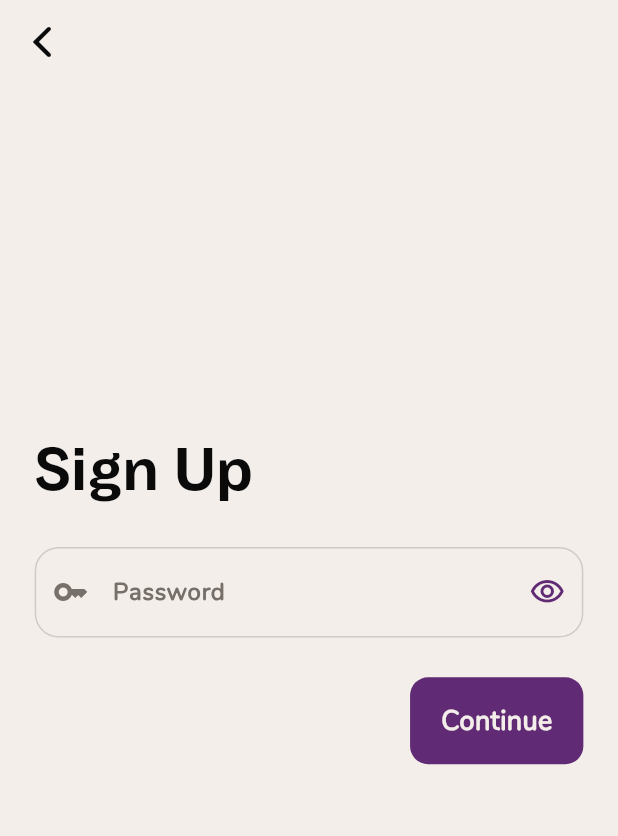
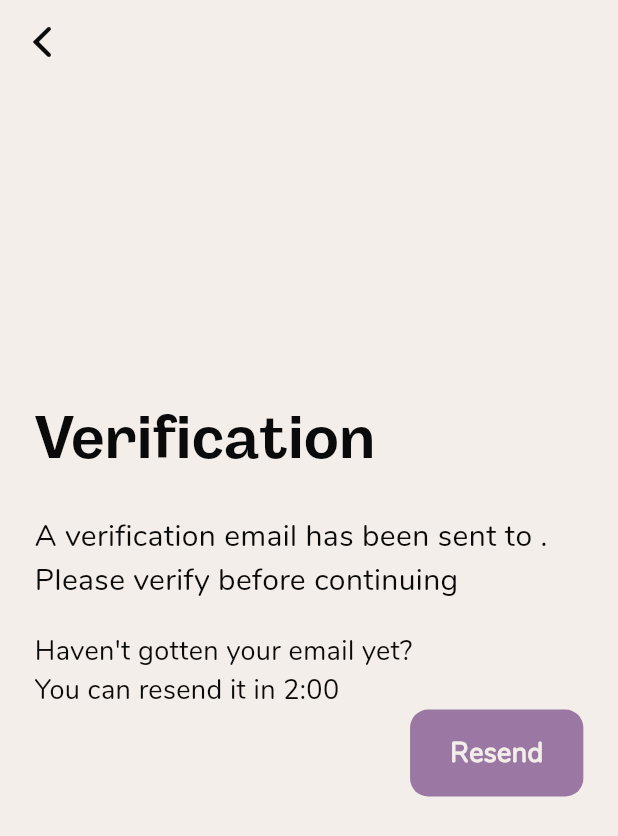
Before and after one commit to SyedAbdulNafay/AI-Chatbot, a Flutter app: the SignupPasswordPage screen opened directly, after a tap on "Continue", on a phone screen of 412 x 824 dp. Shown: the top 836 px of the screen. Run offline on Flutter 3.47's test engine with Material 3 defaults, Android fonts, the light colour scheme and no system bars; our stand-ins replace animated_text_kit, cloud_firestore, firebase_auth, firebase_core, flutter_svg, get and 1 more; accounts and stored records are empty.

Commit message:
integrated email verification when signing in with new email

```diff
--- a/lib/controllers/auth_controller.dart
+++ b/lib/controllers/auth_controller.dart
@@ -1,8 +1,12 @@
-import 'package:ai_chatbot/pages/signup/signup_password_page.dart';
+import 'dart:async';
+
 import 'package:flutter/material.dart';
 import 'package:cloud_firestore/cloud_firestore.dart';
 import 'package:firebase_auth/firebase_auth.dart';
 import 'package:get/get.dart';
+
+import '../pages/home_page.dart';
+import '../pages/signup/signup_password_page.dart';
 
 class AuthController extends GetxController {
   final FirebaseAuth _auth = FirebaseAuth.instance;
@@ -22,7 +26,18 @@ class AuthController extends GetxController {
   var isLoggingIn = false.obs;
   var isSigningIn = false.obs;
   var showPassword = false.obs;
+  var canResendEmail = false.obs;
+  var isEmailVerified = false.obs;
+  var countdown = 120.obs;
+  Timer? countdownTimer;
   var emailError = RxnString();
+
+  String get countdownFormatted {
+    int minutes = countdown.value ~/ 60;
+    int seconds = countdown.value % 60;
+
+    return '${minutes.toString().padLeft(1, '0')}:${seconds.toString().padLeft(2, '0')}';
+  }
 
   Future<void> verifyEmail() async {
     if (signupEmailFormKey.currentState!.validate()) {
@@ -52,11 +67,70 @@ class AuthController extends GetxController {
     }
   }
 
-  void verifyPassword() {
+  Future<void> verifyPassword() async {
     if (signupPasswordFormKey.currentState!.validate()) {
       debugPrint("approved");
-      _auth.sendSignInLinkToEmail(email: emailController.text, actionCodeSettings: actionCodeSettings)
+
+      isSigningIn.value = true;
+
+      try {
+        await _auth.createUserWithEmailAndPassword(
+            email: emailController.text.trim(),
+            password: passwordController.text.trim());
+
+        await sendVerificationEmail();
+      } catch (e) {
+        debugPrint("Error during signup: $e");
+      } finally {
+        isSigningIn.value = false;
+      }
     }
+  }
+
+  Future<void> sendVerificationEmail() async {
+    final user = _auth.currentUser;
+
+    if (user != null && !user.emailVerified) {
+      try {
+        await user.sendEmailVerification();
+        Get.snackbar(
+          "Verification Email Sent",
+          "A verification email has been sent to ${user.email}. Please verify before continuing",
+          snackPosition: SnackPosition.BOTTOM,
+        );
+        startCountdown();
+      } catch (e) {
+        debugPrint("Error sending verification email: $e");
+      }
+    }
+  }
+
+  void checkEmailVerified() {
+    Timer.periodic(const Duration(seconds: 5), (Timer timer) async {
+      await FirebaseAuth.instance.currentUser?.reload(); // Reload user data
+      isEmailVerified.value =
+          FirebaseAuth.instance.currentUser?.emailVerified ?? false;
+
+      if (isEmailVerified.value) {
+        timer.cancel(); // Stop polling
+        countdownTimer?.cancel();
+        Get.offAll(() => const HomePage()); // Navigate to the home screen
+      }
+    });
+  }
+
+  void startCountdown() {
+    countdown.value = 120;
+    canResendEmail.value = false;
+    countdownTimer?.cancel();
+    countdownTimer = Timer.periodic(const Duration(seconds: 1), (timer) {
+      if (countdown.value > 0) {
+        countdown.value--;
+      } else {
+        canResendEmail.value = true;
+        timer.cancel();
+      }
+    });
   }
 
   //validators
--- a/lib/main.dart
+++ b/lib/main.dart
@@ -1,11 +1,9 @@
-import 'package:ai_chatbot/firebase_options.dart';
-import 'package:ai_chatbot/pages/home_page.dart';
-import 'package:ai_chatbot/pages/login_page.dart';
-import 'package:ai_chatbot/pages/signup/signup_intro_page.dart';
 import 'package:firebase_core/firebase_core.dart';
 import 'package:flutter/material.dart';
 import 'package:get/get.dart';
 
+import 'firebase_options.dart';
+import 'pages/signup/signup_intro_page.dart';
 import 'services/theme.dart';
 
 Future<void> main() async {
--- a/lib/pages/home_page.dart
+++ b/lib/pages/home_page.dart
@@ -1,18 +1,19 @@
-import 'package:ai_chatbot/controllers/layout_controller.dart';
-import 'package:ai_chatbot/services/widgets/chat_card.dart';
-import 'package:ai_chatbot/services/widgets/gradient_text.dart';
-import 'package:ai_chatbot/services/widgets/tabs.dart';
+
 import 'package:flutter/material.dart';
 import 'package:get/get.dart';
 
 import '../controllers/home_controller.dart';
+import '../controllers/layout_controller.dart';
+import '../services/widgets/chat_card.dart';
+import '../services/widgets/gradient_text.dart';
+import '../services/widgets/tabs.dart';
 
 class HomePage extends StatelessWidget {
   const HomePage({super.key});
 
   @override
   Widget build(BuildContext context) {
-    final LayoutController layoutController = Get.put(LayoutController());
+    final LayoutController layoutController = Get.find();
     final HomeController homeController = Get.put(HomeController());
 
     return Scaffold(
--- a/lib/pages/login_page.dart
+++ b/lib/pages/login_page.dart
@@ -1,8 +1,8 @@
-import 'package:ai_chatbot/controllers/layout_controller.dart';
 import 'package:flutter/material.dart';
 import 'package:get/get.dart';
 
 import '../controllers/auth_controller.dart';
+import '../controllers/layout_controller.dart';
 import '../services/widgets/my_textfield.dart';
 import '../services/widgets/socials_button.dart';
 
--- a/lib/pages/signup/signup_email_page.dart
+++ b/lib/pages/signup/signup_email_page.dart
@@ -1,17 +1,18 @@
-import 'package:ai_chatbot/controllers/auth_controller.dart';
-import 'package:ai_chatbot/controllers/layout_controller.dart';
-import 'package:ai_chatbot/services/widgets/authen_button.dart';
-import 'package:ai_chatbot/services/widgets/my_textfield.dart';
 import 'package:flutter/cupertino.dart';
 import 'package:flutter/material.dart';
 import 'package:get/get.dart';
+
+import '../../controllers/auth_controller.dart';
+import '../../controllers/layout_controller.dart';
+import '../../services/widgets/authen_button.dart';
+import '../../services/widgets/my_textfield.dart';
 
 class SignupEmailPage extends StatelessWidget {
   const SignupEmailPage({super.key});
 
   @override
   Widget build(BuildContext context) {
-    final LayoutController layoutController = Get.put(LayoutController());
+    final LayoutController layoutController = Get.find();
     final AuthController authController = Get.put(AuthController());
 
     return Scaffold(
@@ -65,28 +66,8 @@ class SignupEmailPage extends StatelessWidget {
                             height: layoutController.responsiveHeight(
                                 32, screenHeight),
                           ),
-                          // Obx(() => MysTextfield(
-                          //       hintText: 'Password',
-                          //       prefixIcon: Icons.key,
-                          //       controller: authController.passwordController,
-                          //       validator: authController.passwordValidator,
-                          //       obscureText: !authController.showPassword.value,
-                          //       suffixIcon: GestureDetector(
-                          //         onTap: () {
-                          //           authController.showPassword.value =
-                          //               !authController.showPassword.value;
-                          //         },
-                          //         child: Icon(
-                          //           authController.showPassword.value
-                          //               ? Icons.visibility_off_outlined
-                          //               : Icons.visibility_outlined,
-                          //           color: Get.theme.colorScheme.primary,
-                          //         ),
-                          //       ),
-                          //       screenWidth: screenWidth,
-                          //       screenHeight: screenHeight,
-                          //     )),
                           Obx(() => AuthenButton(
+                                title: 'Continue',
                                 isLoading: authController.isSigningIn.value,
                                 screenWidth: screenWidth,
                                 screenHeight: screenHeight,
--- a/lib/pages/signup/signup_intro_page.dart
+++ b/lib/pages/signup/signup_intro_page.dart
@@ -1,10 +1,10 @@
-import 'package:ai_chatbot/pages/login_page.dart';
-import 'package:ai_chatbot/pages/signup/signup_email_page.dart';
 import 'package:flutter/material.dart';
 import 'package:get/get.dart';
 
 import '../../controllers/layout_controller.dart';
 import '../../services/widgets/socials_button.dart';
+import '../login_page.dart';
+import 'signup_email_page.dart';
 
 class SignupIntroPage extends StatelessWidget {
   const SignupIntroPage({super.key});
--- a/lib/pages/signup/signup_password_page.dart
+++ b/lib/pages/signup/signup_password_page.dart
@@ -1,6 +1,7 @@
 import 'package:flutter/cupertino.dart';
 import 'package:flutter/material.dart';
 import 'package:get/get.dart';
+import 'package:herbertai/pages/signup/signup_verification_page.dart';
 
 import '../../controllers/auth_controller.dart';
 import '../../controllers/layout_controller.dart';
@@ -12,8 +13,8 @@ class SignupPasswordPage extends StatelessWidget {
 
   @override
   Widget build(BuildContext context) {
-    final LayoutController layoutController = Get.put(LayoutController());
-    final AuthController authController = Get.put(AuthController());
+    final LayoutController layoutController = Get.find();
+    final AuthController authController = Get.find();
 
     return Scaffold(
       appBar: AppBar(
@@ -80,10 +81,18 @@ class SignupPasswordPage extends StatelessWidget {
                                 32, screenHeight),
                           ),
                           Obx(() => AuthenButton(
+                                title: "Continue",
                                 isLoading: authController.isSigningIn.value,
                                 screenWidth: screenWidth,
                                 screenHeight: screenHeight,
-                                onTap: () => authController.verifyPassword(),
+                                onTap: () async {
+                                  await authController.verifyPassword();
+                                  authController.checkEmailVerified();
+                                  Get.to(
+                                    () => const SignupVerificationPage(),
+                                    transition: Transition.rightToLeft,
+                                  );
+                                },
                               ))
                         ],
                       ))
--- /dev/null
+++ b/lib/pages/signup/signup_verification_page.dart
@@ -0,0 +1,103 @@
+import 'package:firebase_auth/firebase_auth.dart';
+import 'package:flutter/cupertino.dart';
+import 'package:flutter/material.dart';
+import 'package:get/get.dart';
+import 'package:herbertai/pages/home_page.dart';
+
+import '../../controllers/auth_controller.dart';
+import '../../controllers/layout_controller.dart';
+import '../../services/widgets/authen_button.dart';
+
+class SignupVerificationPage extends StatelessWidget {
+  const SignupVerificationPage({super.key});
+
+  @override
+  Widget build(BuildContext context) {
+    final LayoutController layoutController = Get.find();
+    final AuthController authController = Get.find();
+
+    return Obx(() => authController.isEmailVerified.value
+        ? const HomePage()
+        : Scaffold(
+            appBar: AppBar(
+              backgroundColor: Colors.transparent,
+              leading: Icon(
+                CupertinoIcons.back,
+                color: Get.theme.colorScheme.inversePrimary,
+                size: 32,
+              ),
+            ),
+            body: SafeArea(
+              child: LayoutBuilder(
+                builder: (context, constraints) {
+                  double screenHeight = constraints.maxHeight;
+                  double screenWidth = constraints.maxWidth;
+
+                  return Padding(
+                    padding: EdgeInsets.only(
+                      left: layoutController.responsiveWidth(24, screenWidth),
+                      right: layoutController.responsiveWidth(24, screenWidth),
+                      bottom:
+                          layoutController.responsiveHeight(100, screenHeight),
+                    ),
+                    child: Column(
+                      mainAxisAlignment: MainAxisAlignment.center,
+                      crossAxisAlignment: CrossAxisAlignment.start,
+                      children: [
+                        Text(
+                          'Verification',
+                          style: TextStyle(
+                              color: Get.theme.colorScheme.inversePrimary,
+                              fontFamily: 'HeadingFont',
+                              fontSize: 40),
+                        ),
+                        SizedBox(
+                          height: layoutController.responsiveHeight(
+                              24, screenHeight),
+                        ),
+                        Text(
+                          "A verification email has been sent to ${FirebaseAuth.instance.currentUser?.email}. Please verify before continuing",
+                          style: TextStyle(
+                            fontSize: 20,
+                            color: Get.theme.colorScheme.inversePrimary,
+                          ),
+                        ),
+                        SizedBox(
+                          height: layoutController.responsiveHeight(
+                              24, screenHeight),
+                        ),
+                        Text(
+                          "Haven't gotten your email yet? ",
+                          style: TextStyle(
+                            color: Get.theme.colorScheme.inversePrimary,
+                            fontSize: 18,
+                          ),
+                        ),
+                        Obx(
+                          () => Text(
+                            "You can resend it in ${authController.countdownFormatted}",
+                            style: TextStyle(
+                                color: Get.theme.colorScheme.inversePrimary,
+                                fontSize: 18),
+                          ),
+                        ),
+                        Obx(() => AuthenButton(
+                              disabled: !authController.canResendEmail.value,
+                              screenHeight: screenHeight,
+                              screenWidth: screenWidth,
+                              title: "Resend",
+                              onTap: () {
+                                if (authController.canResendEmail.value) {
+                                  authController.sendVerificationEmail();
+                                }
+                              },
+                            ))
+                      ],
+                    ),
+                  );
+                },
+              ),
+            ),
+          ));
+  }
+}
--- a/lib/pages/testing.dart
+++ b/lib/pages/testing.dart
@@ -1,6 +1,7 @@
-import 'package:ai_chatbot/services/open_ai_service.dart';
 import 'package:flutter/material.dart';
 import 'package:get/get.dart';
+
+import '../services/open_ai_service.dart';
 
 class Testing extends StatelessWidget {
   const Testing({super.key});
--- a/lib/services/widgets/authen_button.dart
+++ b/lib/services/widgets/authen_button.dart
@@ -1,9 +1,12 @@
-import 'package:ai_chatbot/controllers/layout_controller.dart';
 import 'package:flutter/material.dart';
 import 'package:get/get.dart';
 
+import '../../controllers/layout_controller.dart';
+
 class AuthenButton extends StatelessWidget {
-  final bool isLoading;
+  final bool? disabled;
+  final String title;
+  final bool? isLoading;
   final double screenHeight;
   final double screenWidth;
   final void Function()? onTap;
@@ -12,7 +15,9 @@ class AuthenButton extends StatelessWidget {
       required this.screenHeight,
       this.onTap,
       required this.screenWidth,
-      required this.isLoading});
+      this.isLoading,
+      required this.title,
+      this.disabled});
 
   @override
   Widget build(BuildContext context) {
@@ -31,18 +36,19 @@ class AuthenButton extends StatelessWidget {
                 vertical: layoutController.responsiveHeight(15, screenHeight),
                 horizontal: layoutController.responsiveWidth(10, screenWidth)),
             decoration: BoxDecoration(
-              color: Get.theme.colorScheme.primary,
+              color: Get.theme.colorScheme.primary
+                  .withOpacity(disabled ?? false ? 0.6 : 1),
               borderRadius: BorderRadius.circular(12),
             ),
             child: Center(
-              child: isLoading
+              child: isLoading ?? false
                   ? SizedBox(
                       child: CircularProgressIndicator(
                         color: Get.theme.colorScheme.surface,
                       ),
                     )
                   : Text(
-                      "Continue",
+                      title,
                       style: TextStyle(
                         color: Get.theme.colorScheme.surface,
                         fontSize: 18,
--- a/lib/services/widgets/chat_card.dart
+++ b/lib/services/widgets/chat_card.dart
@@ -1,6 +1,7 @@
-import 'package:ai_chatbot/controllers/layout_controller.dart';
 import 'package:flutter/material.dart';
 import 'package:get/get.dart';
+
+import '../../controllers/layout_controller.dart';
 
 class ChatCard extends StatelessWidget {
   final double screenHeight;
--- a/lib/services/widgets/my_textfield.dart
+++ b/lib/services/widgets/my_textfield.dart
@@ -1,6 +1,7 @@
-import 'package:ai_chatbot/controllers/layout_controller.dart';
 import 'package:flutter/material.dart';
 import 'package:get/get.dart';
+
+import '../../controllers/layout_controller.dart';
 
 class MyTextfield extends StatelessWidget {
   final double screenWidth;
--- a/lib/services/widgets/socials_button.dart
+++ b/lib/services/widgets/socials_button.dart
@@ -1,7 +1,8 @@
-import 'package:ai_chatbot/controllers/layout_controller.dart';
 import 'package:flutter/material.dart';
 import 'package:flutter_svg/flutter_svg.dart';
 import 'package:get/get.dart';
+
+import '../../controllers/layout_controller.dart';
 
 class SocialsButton extends StatelessWidget {
   final double screenWidth;
--- a/lib/services/widgets/tabs.dart
+++ b/lib/services/widgets/tabs.dart
@@ -1,8 +1,8 @@
-import 'package:ai_chatbot/controllers/home_controller.dart';
-import 'package:ai_chatbot/controllers/layout_controller.dart';
-import 'package:ai_chatbot/controllers/auth_controller.dart';
 import 'package:flutter/material.dart';
 import 'package:get/get.dart';
+
+import '../../controllers/home_controller.dart';
+import '../../controllers/layout_controller.dart';
 
 class Tabs extends StatelessWidget {
   final double screenWidth;
--- a/pubspec.yaml
+++ b/pubspec.yaml
@@ -1,4 +1,4 @@
-name: ai_chatbot
+name: herbertai
 description: "A new Flutter project."
 # The following line prevents the package from being accidentally published to
 # pub.dev using `flutter pub publish`. This is preferred for private packages.
@@ -42,6 +42,8 @@ dependencies:
   animated_text_kit: ^4.2.2
   firebase_auth: ^5.3.4
   cloud_firestore: ^5.6.0
+  firebase_dynamic_links: ^6.0.11
+  rename: ^3.0.2
 
 dev_dependencies:
   flutter_test:
```
Also changed, not shown: lib/pages/chat_page.dart (+5 -3 lines), pubspec.lock, 3 other files.
